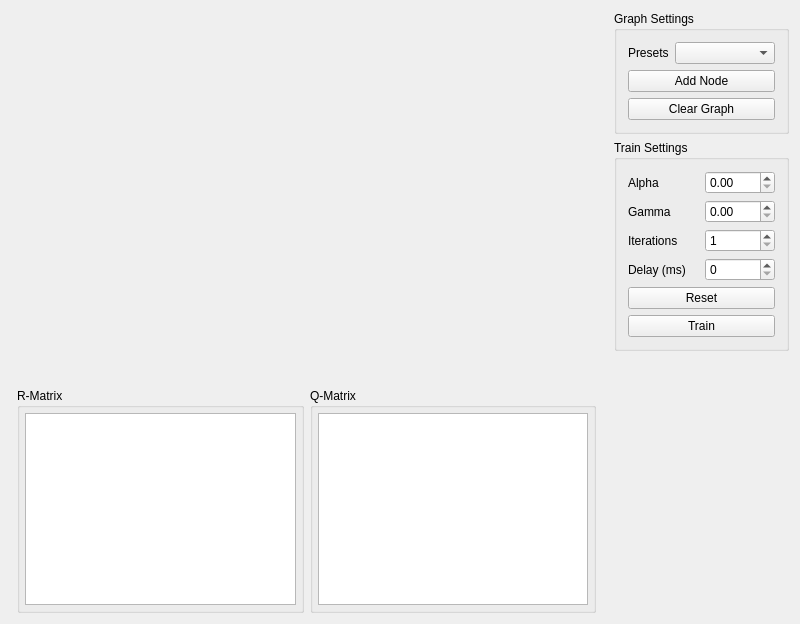
This is src/rqlearning/rqlearningwidget.ui in chFleschutz/ai-for-games as Qt 5 draws it before an edit. The edited form follows.
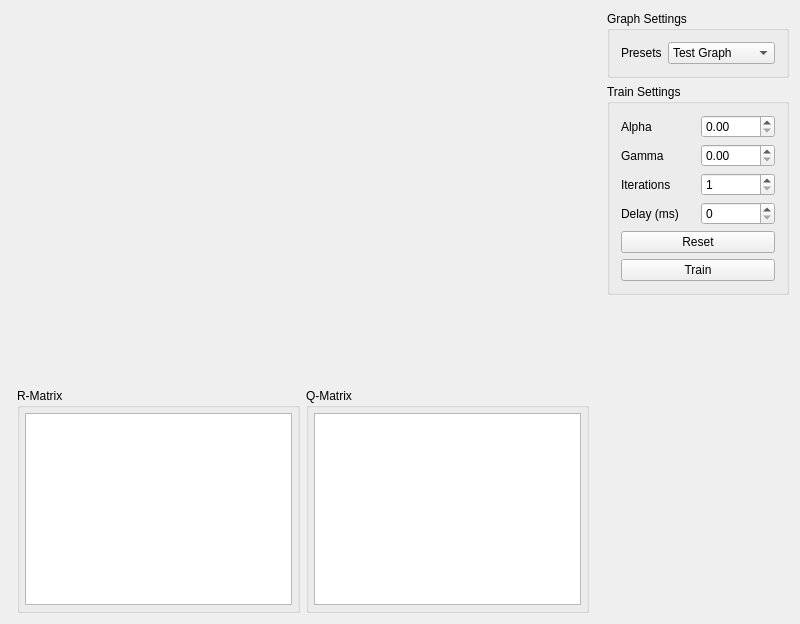
This is the edited form. Custom widgets are drawn as their Qt base class.

Commit message: Add default graph loading

```diff
--- a/src/rqlearning/rqlearningwidget.ui
+++ b/src/rqlearning/rqlearningwidget.ui
@@ -200,20 +200,6 @@
       <string>Graph Settings</string>
      </property>
      <layout class="QGridLayout" name="gridLayout_5">
-      <item row="1" column="0" colspan="2">
-       <widget class="QPushButton" name="addNode_button">
-        <property name="text">
-         <string>Add Node</string>
-        </property>
-       </widget>
-      </item>
-      <item row="2" column="0" colspan="2">
-       <widget class="QPushButton" name="clearGraph_button">
-        <property name="text">
-         <string>Clear Graph</string>
-        </property>
-       </widget>
-      </item>
       <item row="0" column="1">
        <widget class="QComboBox" name="comboBox">
         <property name="minimumSize">
@@ -222,6 +208,16 @@
           <height>0</height>
          </size>
         </property>
+        <item>
+         <property name="text">
+          <string>Test Graph</string>
+         </property>
+        </item>
+        <item>
+         <property name="text">
+          <string>Lecture Graph</string>
+         </property>
+        </item>
        </widget>
       </item>
       <item row="0" column="0">
```
Left out of the diff: 33 changed lines with no effect on the pictures. The commit also changes 5 other files.
